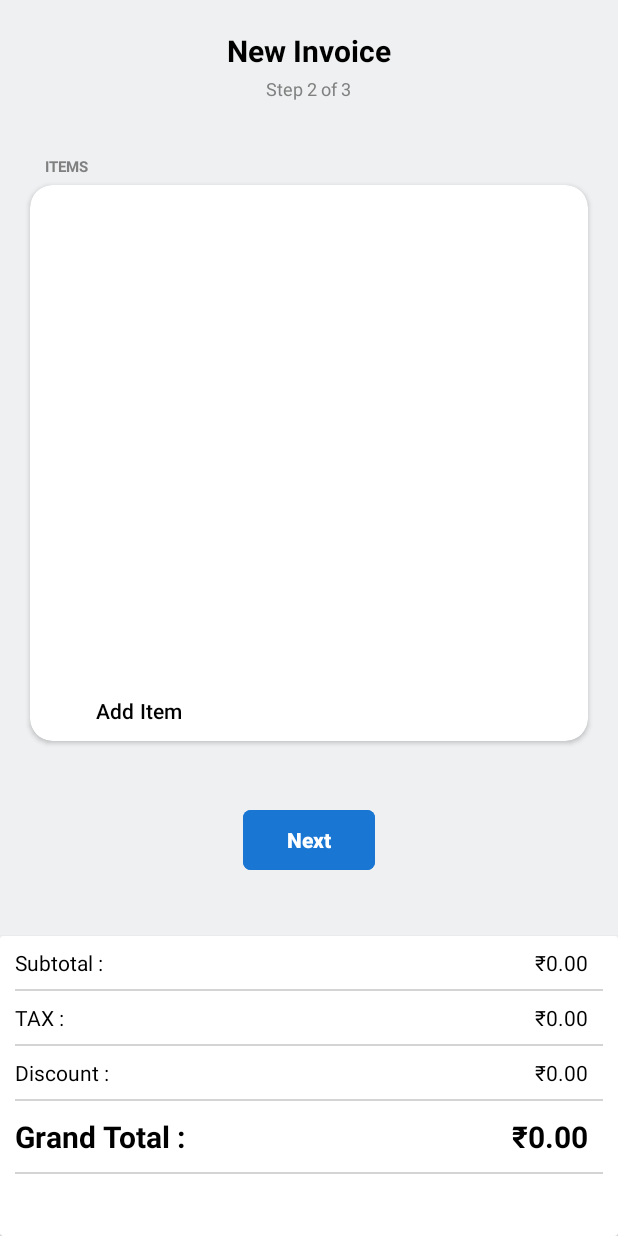
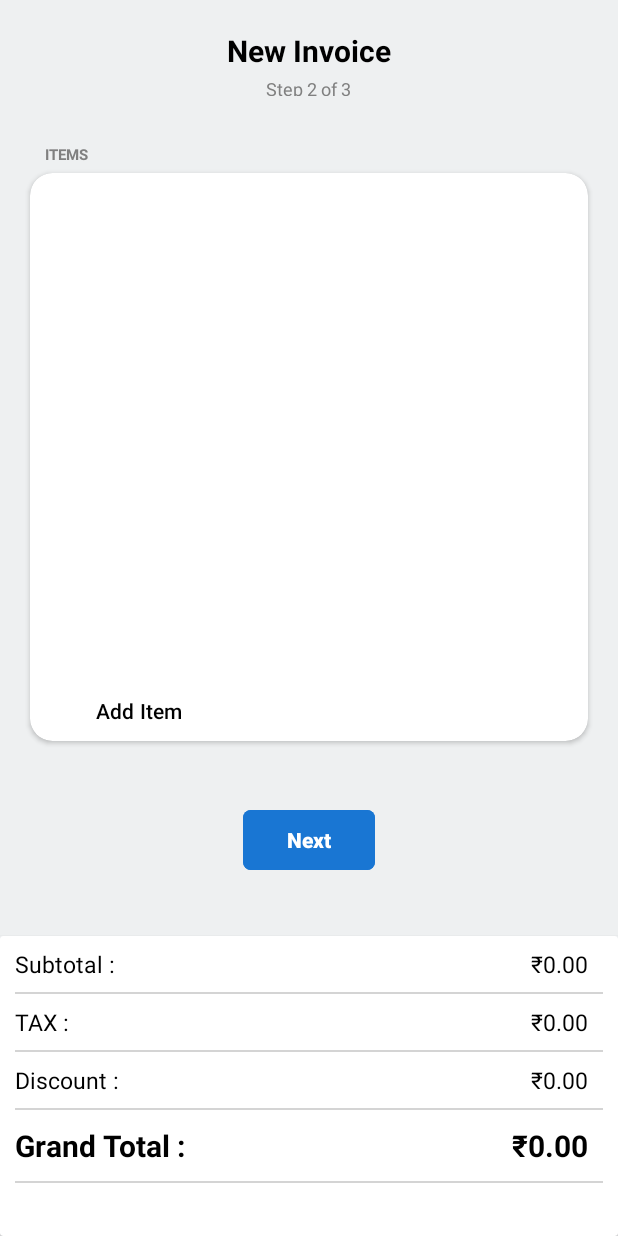
Before and after one commit to ThePrince047/EasyBill, an Android app: the screen it shows after launch (invoice_gen_page), on a phone screen of 412 x 824 dp. Run offline under Robolectric (Android 15) with nearby library versions, the phone set to English and light mode, and no system bars; our stand-ins replace Firebase (no records; nobody signed in at launch, a user with empty details on screens opened directly).

Commit message:
1.5.9 Big Changes by Jay

```diff
--- a/app/src/main/res/layout/activity_invoice_gen_page.xml
+++ b/app/src/main/res/layout/activity_invoice_gen_page.xml
@@ -70,7 +70,7 @@
         <ListView
             android:id="@+id/lvAddedItems"
             android:layout_width="match_parent"
-            android:layout_height="327dp"
+            android:layout_height="335dp"
             android:layout_marginTop="3dp"
             android:layout_centerHorizontal="true"
             />
@@ -130,6 +130,7 @@
                 android:layout_below="@id/lineSubtotal"
                 android:layout_marginStart="10dp"
                 android:layout_marginTop="8dp"
+                android:textSize="15dp"
                 android:text="TAX :"
                 android:textColor="@color/black" />
 
@@ -139,6 +140,7 @@
                 android:layout_height="wrap_content"
                 android:layout_marginStart="10dp"
                 android:layout_marginTop="8dp"
+                android:textSize="15dp"
                 android:text="Subtotal :"
                 android:textColor="@color/black" />
 
@@ -149,6 +151,7 @@
                 android:layout_below="@id/lineTax"
                 android:layout_marginTop="8dp"
                 android:layout_marginStart="10dp"
+                android:textSize="15dp"
                 android:text="Discount :"
                 android:textColor="@color/black" />
 
@@ -159,6 +162,7 @@
                 android:layout_marginTop="8dp"
                 android:layout_alignParentEnd="true"
                 android:layout_marginEnd="20dp"
+                android:textSize="15dp"
                 android:text="₹0.00"
                 android:textColor="@color/black" />
 
@@ -169,6 +173,7 @@
                 android:layout_below="@id/lineSubtotal"
                 android:layout_alignParentEnd="true"
                 android:layout_marginEnd="20dp"
+                android:textSize="15dp"
                 android:layout_marginTop="8dp"
                 android:textColor="@color/black"
                 android:text="₹0.00" />
@@ -180,6 +185,7 @@
                 android:layout_below="@id/lineTax"
                 android:layout_alignParentEnd="true"
                 android:layout_marginTop="8dp"
+                android:textSize="15dp"
                 android:textColor="@color/black"
                 android:layout_marginEnd="20dp"
                 android:text="₹0.00" />
```
Also changed, not shown: app/src/main/java/com/example/easybill/Invoice_Dailog.java (+78 -9 lines), app/src/main/java/com/example/easybill/invoice_gen_page.java (+10 -58 lines).
